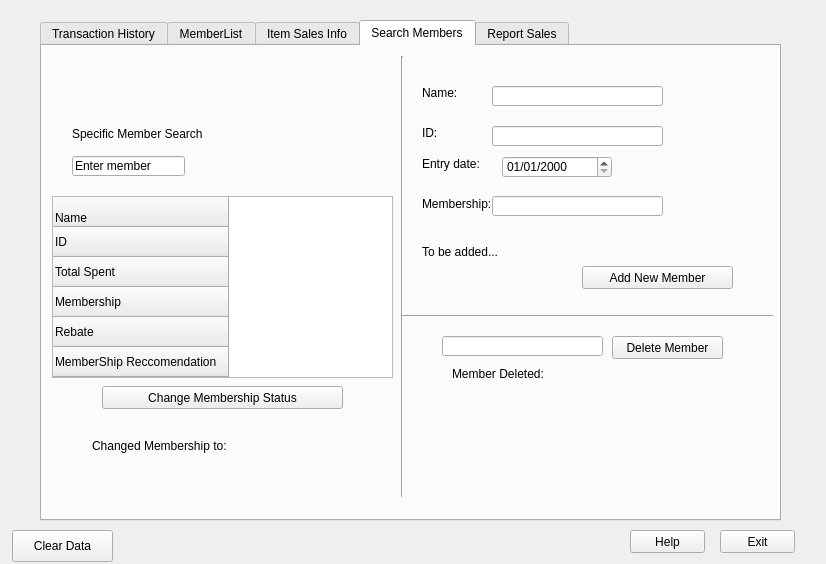
First picture: the form in WarehouseIO/mainprogram.ui, repository mulvaneya7/Bad-Badgers, before the edit.
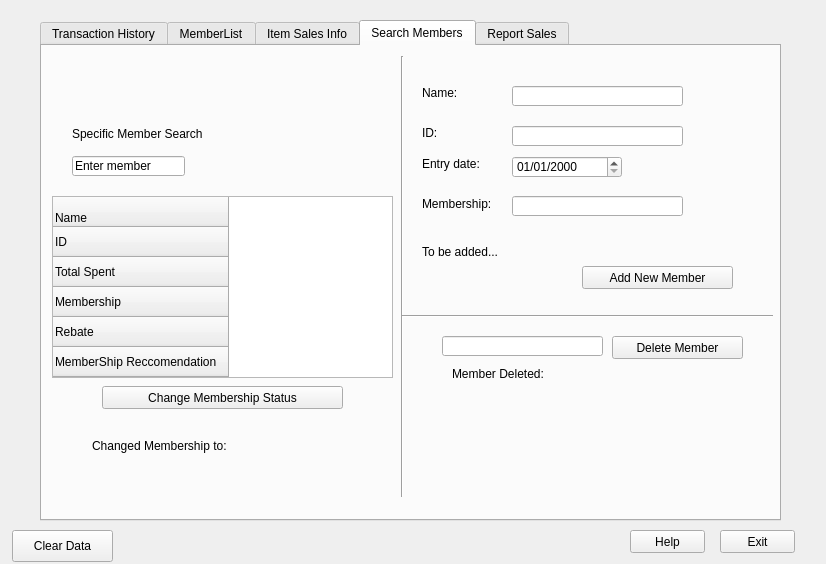
Second picture: the form after the edit. The open tabs and pages were chosen to show the change.

What changed in the file:
```diff
--- a/WarehouseIO/mainprogram.ui
+++ b/WarehouseIO/mainprogram.ui
@@ -619,7 +619,7 @@
       <rect>
        <x>30</x>
        <y>80</y>
-       <width>131</width>
+       <width>161</width>
        <height>16</height>
       </rect>
      </property>
@@ -723,7 +723,7 @@
       <rect>
        <x>380</x>
        <y>150</y>
-       <width>71</width>
+       <width>91</width>
        <height>16</height>
       </rect>
      </property>
@@ -734,7 +734,7 @@
     <widget class="QDateEdit" name="addDateEdit">
      <property name="geometry">
       <rect>
-       <x>460</x>
+       <x>470</x>
        <y>110</y>
        <width>110</width>
        <height>22</height>
@@ -747,7 +747,7 @@
     <widget class="QLineEdit" name="addNameEdit">
      <property name="geometry">
       <rect>
-       <x>450</x>
+       <x>470</x>
        <y>40</y>
        <width>171</width>
        <height>20</height>
@@ -757,7 +757,7 @@
     <widget class="QLineEdit" name="addIdEdit">
      <property name="geometry">
       <rect>
-       <x>450</x>
+       <x>470</x>
        <y>80</y>
        <width>171</width>
        <height>20</height>
@@ -767,7 +767,7 @@
     <widget class="QLineEdit" name="addMemberEdit">
      <property name="geometry">
       <rect>
-       <x>450</x>
+       <x>470</x>
        <y>150</y>
        <width>171</width>
        <height>20</height>
@@ -802,7 +802,7 @@
       <rect>
        <x>570</x>
        <y>290</y>
-       <width>111</width>
+       <width>131</width>
        <height>23</height>
       </rect>
      </property>
```
Left out of the diff: 63 changed lines with no effect on the pictures.
